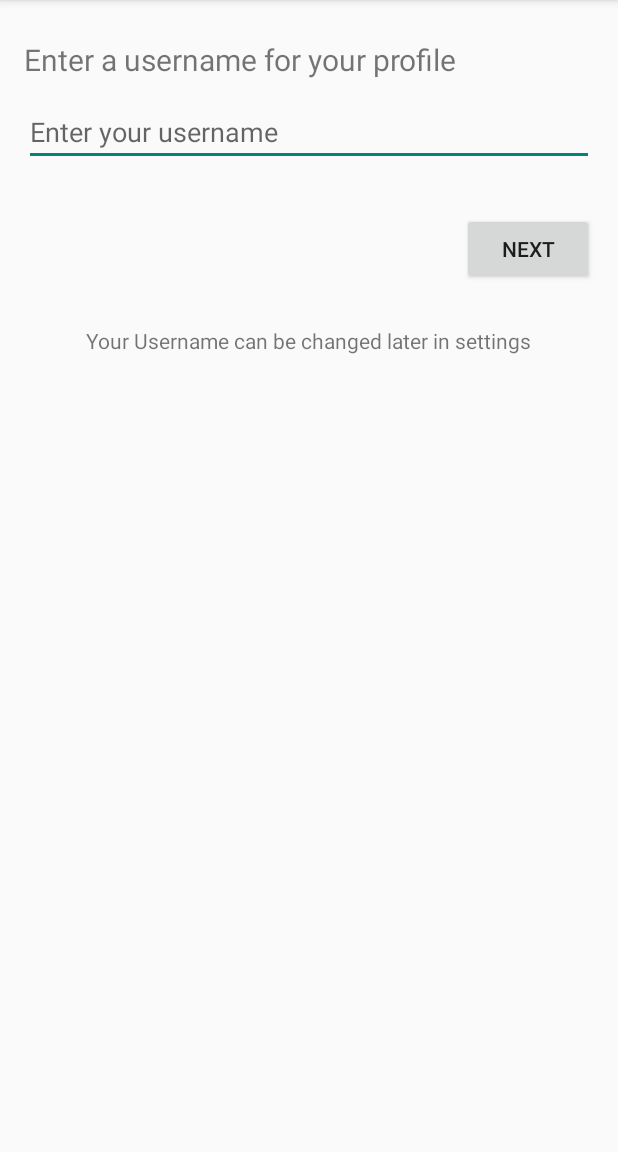
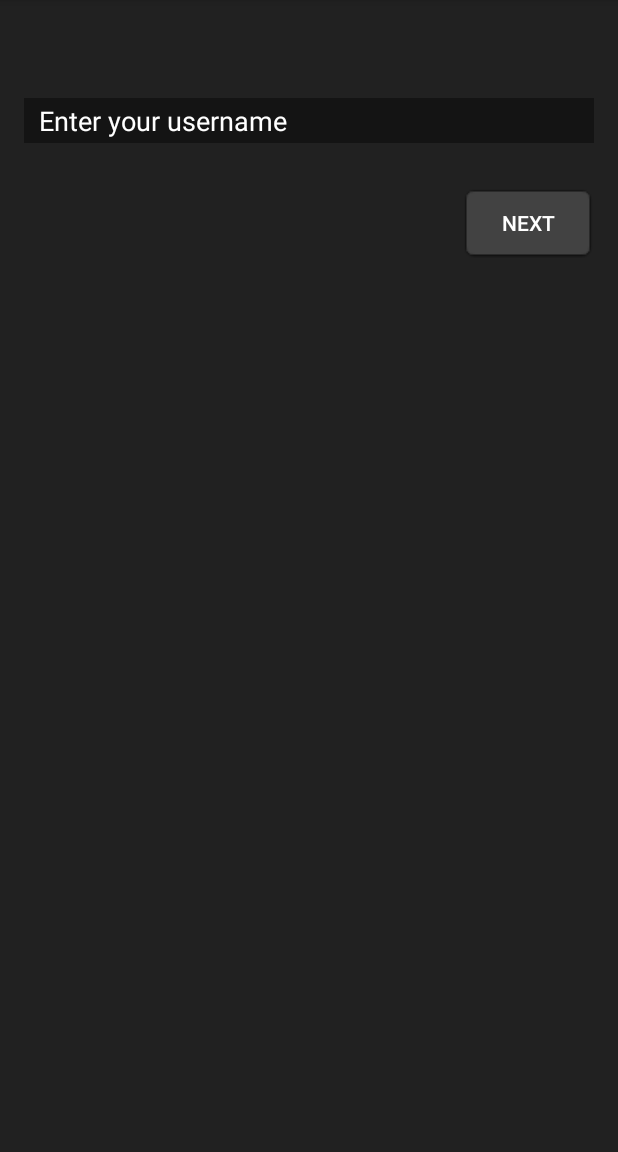
Before and after one commit to LadyWhaleton/Fistbump, an Android app: the screen it shows after launch (setUserName), on a phone screen of 412 x 824 dp, the part 84-1236 px from its top. Run offline under Robolectric (Android 15) with nearby library versions, the light colour scheme and no system bars; 1 statement that could not run was skipped.

Commit message:
Changed background & text colors in activities

```diff
--- a/app/src/main/res/layout/activity_set_user_name.xml
+++ b/app/src/main/res/layout/activity_set_user_name.xml
@@ -3,48 +3,36 @@
     android:layout_width="match_parent"
     android:layout_height="match_parent"
     android:paddingBottom="@dimen/activity_vertical_margin"
+    android:background="@color/background"
     android:paddingLeft="@dimen/activity_horizontal_margin"
     android:paddingRight="@dimen/activity_horizontal_margin"
     android:paddingTop="@dimen/activity_vertical_margin"
     >
-    <TextView
-        android:layout_width="wrap_content"
-        android:layout_height="wrap_content"
-        android:layout_marginTop="10dp"
-        android:textSize="20dp"
-        android:text="Enter a username for your profile"
-        android:id="@+id/textView4"
-        android:layout_alignParentTop="true"
-        android:layout_alignParentStart="true" />
 
     <Button
         android:layout_width="wrap_content"
         android:layout_height="wrap_content"
         android:padding="12dp"
         android:text="next"
+        android:textColor="@color/white"
+        android:background="@drawable/gbutton"
         android:onClick="verifyUsername"
         android:id="@+id/unameButton"
-        android:layout_below="@+id/username"
+        android:layout_marginTop="29dp"
         android:layout_alignParentEnd="true"
-        android:layout_marginTop="31dp" />
+        android:layout_below="@+id/username" />
 
     <EditText
         android:layout_width="fill_parent"
-        android:layout_height="wrap_content"
+        android:layout_height="30dp"
         android:id="@+id/username"
         android:hint="Enter your username"
+        android:textColorHint="@color/white"
+        android:background="@color/black_overlay"
         android:layout_marginTop="49dp"
+        android:paddingLeft="10dp"
         android:layout_alignParentTop="true"
         android:layout_alignParentStart="true" />
-    <TextView
-        android:layout_width="wrap_content"
-        android:layout_height="wrap_content"
-        android:text="Your Username can be changed later in settings"
-        android:id="@+id/textView2"
-        android:layout_below="@+id/unameButton"
-        android:layout_centerHorizontal="true"
-        android:layout_marginTop="27dp" />
-
 
 
 </RelativeLayout>
--- a/app/src/main/res/layout/activity_wait_for_beam.xml
+++ b/app/src/main/res/layout/activity_wait_for_beam.xml
@@ -2,7 +2,7 @@
     xmlns:tools="http://schemas.android.com/tools"
     android:layout_width="match_parent"
     android:layout_height="match_parent"
-    android:background="#0099cc"
+    android:background="@color/background"
     tools:context="fistbumpstudios.fistbump.wait_beam">
 
     <ImageView
@@ -22,11 +22,13 @@
         android:layout_width="wrap_content"
         android:layout_height="wrap_content"
         android:textSize="37px"
+        android:textColor="@color/white"
         android:text="@string/beamPrompt"
         android:id="@+id/textView"
         android:gravity="center_horizontal"
-        android:layout_marginTop="64dp"
         android:layout_alignParentTop="true"
         android:layout_centerHorizontal="true" />
 
 </RelativeLayout>
+
+<!-- original background color 0099cc -->
--- a/app/src/main/res/values/strings.xml
+++ b/app/src/main/res/values/strings.xml
@@ -6,7 +6,7 @@
     <string name="title_activity_wait_beam">wait_beam</string>
     <string name="dummy_button">Dummy Button</string>
     <string name="dummy_content">DUMMY\nCONTENT</string>
-    <string name="beamPrompt">Place your friend\'s phone back to back\n Press \"Push to Beam\" when prompted</string>
+    <string name="beamPrompt">Place your friend\'s phone back to back.\n Press \"Push to Beam\" when prompted.</string>
     <string name="title_activity_wait_for_beam">WaitForBeam</string>
     <string name="title_activity_tabbed_main">tabbedMain</string>
     <string name="title_tab_section1">Friends</string>
```
Also changed, not shown: app/src/main/res/layout/activity_set_profile_pic.xml (+12 -9 lines).
